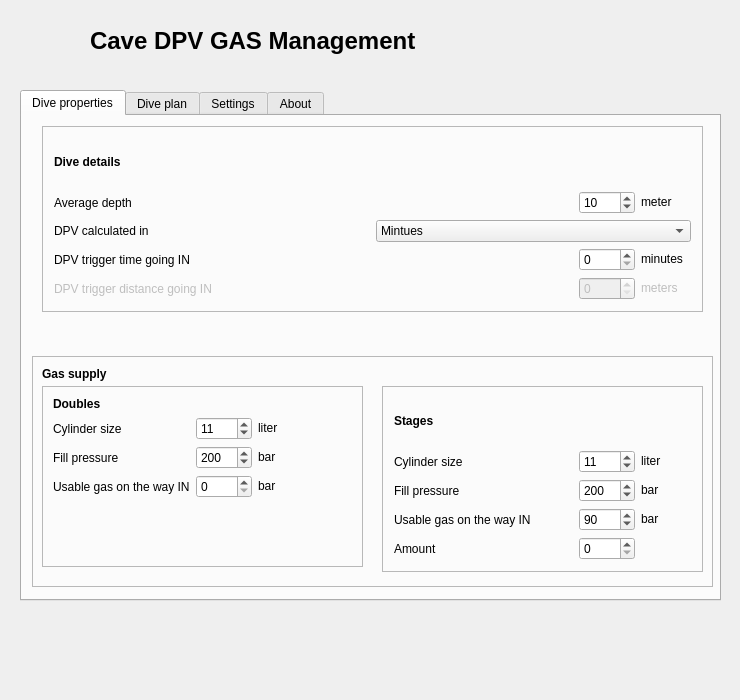
This is mainwindow.ui in FlipVernooij/DPV_diveplanner as Qt 5 draws it before an edit. The edited form follows.
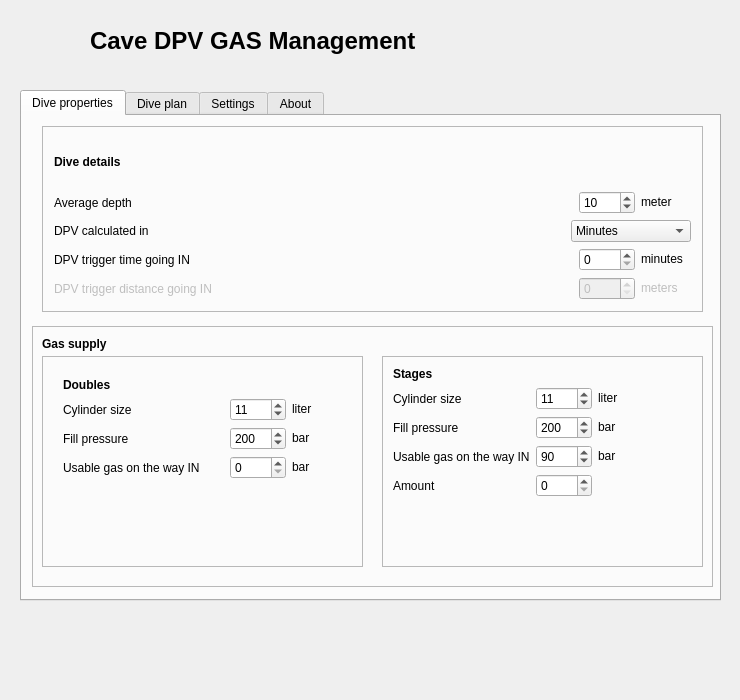
This is the edited form. The open tabs and pages were chosen to show the change. Icons and pictures are not drawn.

Commit message: fixed UI part of switching DPV in distance or time, code logic needs to follow.

Diff of the .ui file:
```diff
--- a/mainwindow.ui
+++ b/mainwindow.ui
@@ -69,9 +69,9 @@
       <property name="geometry">
        <rect>
         <x>10</x>
-        <y>240</y>
+        <y>210</y>
         <width>681</width>
-        <height>231</height>
+        <height>261</height>
        </rect>
       </property>
       <property name="frameShape">
@@ -105,7 +105,7 @@
          <x>10</x>
          <y>30</y>
          <width>321</width>
-         <height>181</height>
+         <height>211</height>
         </rect>
        </property>
        <property name="frameShape">
@@ -114,7 +114,15 @@
        <property name="frameShadow">
         <enum>QFrame::Raised</enum>
        </property>
-       <widget class="QWidget" name="">
+       <widget class="QWidget" name="layoutWidget_7">
+        <property name="geometry">
+         <rect>
+          <x>10</x>
+          <y>10</y>
+          <width>301</width>
+          <height>124</height>
+         </rect>
+        </property>
         <layout class="QVBoxLayout" name="verticalLayout_2">
          <item>
           <widget class="QLabel" name="label_9">
@@ -336,7 +344,7 @@
          <x>350</x>
          <y>30</y>
          <width>321</width>
-         <height>186</height>
+         <height>211</height>
         </rect>
        </property>
        <property name="frameShape">
@@ -345,8 +353,7 @@
        <property name="frameShadow">
         <enum>QFrame::Raised</enum>
        </property>
-       <layout class="QGridLayout" name="gridLayout_3">
-        <item row="0" column="0">
+       <widget class="QWidget" name="">
          <layout class="QVBoxLayout" name="verticalLayout_3">
           <item>
            <widget class="QLabel" name="label_header_stages">
@@ -618,8 +625,7 @@
            </layout>
           </item>
          </layout>
-        </item>
-       </layout>
+       </widget>
       </widget>
      </widget>
      <widget class="QFrame" name="frame_diveDetails">
@@ -728,9 +734,21 @@
            </item>
            <item>
             <widget class="QComboBox" name="input_dpv_in_type">
+             <property name="minimumSize">
+              <size>
+               <width>100</width>
+               <height>0</height>
+              </size>
+             </property>
+             <property name="maximumSize">
+              <size>
+               <width>120</width>
+               <height>16777215</height>
+              </size>
+             </property>
              <item>
               <property name="text">
-               <string>Mintues</string>
+               <string>Minutes</string>
               </property>
              </item>
              <item>
```
Left out of the diff: 29 changed lines with no effect on the pictures. Lines whose indentation alone changed are shown as unchanged. The commit also changes 3 other files.
